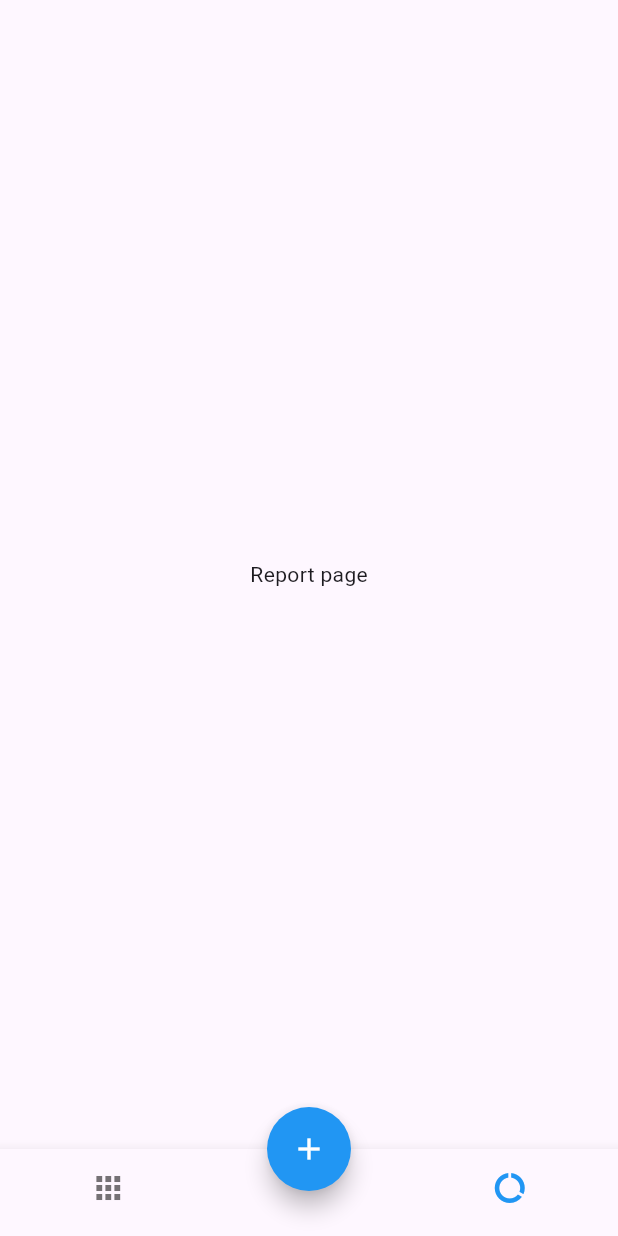
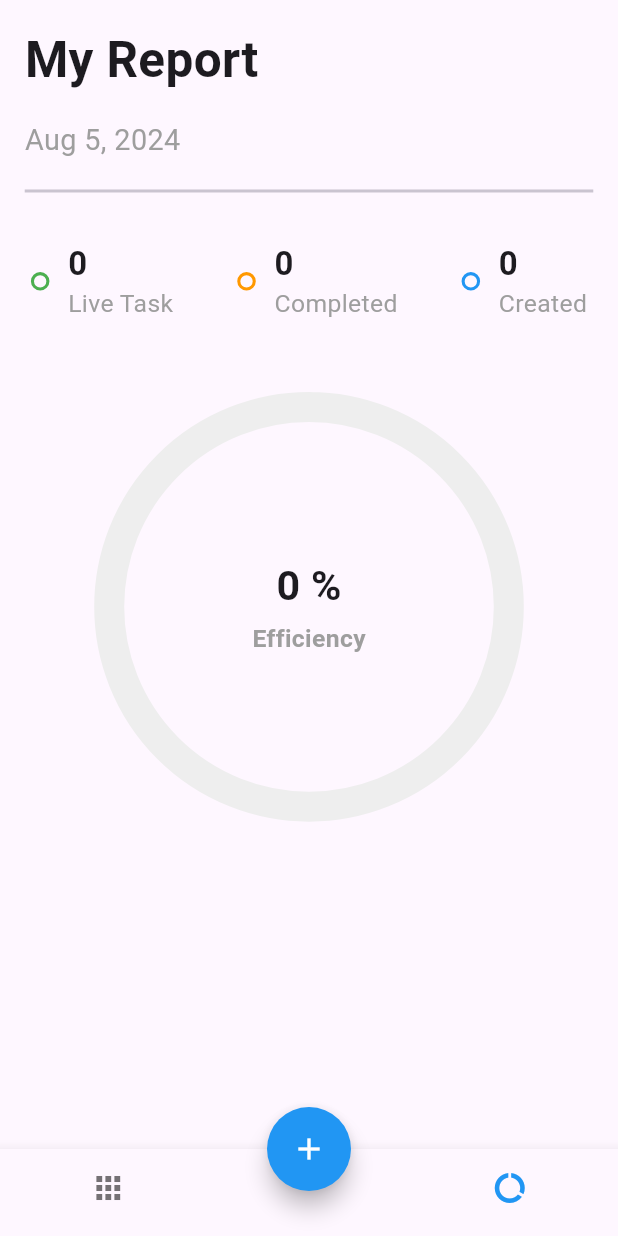
Before and after one commit to mike1tesla/Todo-app, a Flutter app: the screen it shows after launch, item 2 of the bottom bar chosen, on a phone screen of 412 x 824 dp. Run offline on Flutter 3.47's test engine with Material 3 defaults, Android fonts, the phone set to English and light mode, and no system bars; drawn by our look-alikes of step_progress_indicator; our stand-ins replace dotted_border, equatable, flutter_easyloading, get, get_storage.

Commit message:
Finish TODO App

```diff
--- a/lib/app/modules/report/report_view.dart
+++ b/lib/app/modules/report/report_view.dart
@@ -1,17 +1,115 @@
 import 'package:flutter/material.dart';
 import 'package:get/get.dart';
+import 'package:intl/intl.dart';
+import 'package:step_progress_indicator/step_progress_indicator.dart';
+import 'package:todo/app/core/utils/extensions.dart';
 import 'package:todo/app/modules/home/home_controller.dart';
 
 class ReportPage extends StatelessWidget {
   final homeCtrl = Get.find<HomeController>();
+
   ReportPage({super.key});
 
   @override
   Widget build(BuildContext context) {
     return Scaffold(
-      body: Center(
-        child: Text("Report page"),
+      body: SafeArea(
+        child: Obx(() {
+          var createdTasks = homeCtrl.getTotalTask();
+          var completedTasks = homeCtrl.getTotalDoneTask();
+          var liveTasks = createdTasks - completedTasks;
+          var percent =
+              (completedTasks / createdTasks * 100).toStringAsFixed(0);
+          return ListView(
+            children: [
+              Padding(
+                padding: EdgeInsets.all(4.0.wp),
+                child: Text("My Report",
+                  style: TextStyle(fontSize: 24.0.sp, fontWeight: FontWeight.bold),),
+              ),
+              Padding(
+                padding: EdgeInsets.symmetric(horizontal: 4.0.wp),
+                child: Text(DateFormat.yMMMd().format(DateTime.now()),
+                  style: TextStyle(fontSize: 14.0.sp, color: Colors.grey),),
+              ),
+              Padding(
+                padding: EdgeInsets.symmetric(horizontal: 4.0.wp, vertical: 3.0.wp),
+                child: const Divider(thickness: 2),
+              ),
+              Padding(
+                padding: EdgeInsets.symmetric(horizontal: 5.0.wp, vertical: 3.0.wp),
+                child: Row(
+                  mainAxisAlignment: MainAxisAlignment.spaceBetween,
+                  children: [
+                    _buildStatus(Colors.green, liveTasks, "Live Task"),
+                    _buildStatus(Colors.orange, completedTasks, "Completed"),
+                    _buildStatus(Colors.blue, createdTasks, "Created"),
+                  ],
+                ),
+              ),
+              SizedBox(height: 8.0.wp),
+              UnconstrainedBox(
+                child: SizedBox(
+                  width: 70.0.wp,
+                  height: 70.0.wp,
+                  child: CircularStepProgressIndicator(
+                    totalSteps: createdTasks == 0 ? 1 : createdTasks,
+                    currentStep: completedTasks,
+                    stepSize: 20,
+                    selectedColor: Colors.greenAccent,
+                    unselectedColor: Colors.grey[200],
+                    padding: 0,
+                    width: 150,
+                    height: 150,
+                    selectedStepSize: 22,
+                    roundedCap: (_,__) => true,
+                    child: Column(
+                      mainAxisAlignment: MainAxisAlignment.center,
+                      children: [
+                        Text("${createdTasks == 0 ? 0 : percent} %",
+                          style: TextStyle(fontWeight: FontWeight.bold, fontSize: 20.0.sp),
+                        ),
+                        SizedBox(height: 1.0.wp),
+                        Text("Efficiency",
+                          style: TextStyle(
+                            color: Colors.grey,
+                            fontWeight: FontWeight.bold,
+                            fontSize: 12.0.sp
+                          ),
+                        ),
+                      ],
+                    ),
+                  )
+                ),
+              )
+            ],
+          );
+        }),
       ),
     );
   }
+
+  Row _buildStatus(Color color, int number, String text) {
+    return Row(
+      crossAxisAlignment: CrossAxisAlignment.center,
+      children: [
+        Container(
+          height: 3.0.wp, width: 3.0.wp,
+          decoration: BoxDecoration(
+            shape: BoxShape.circle,
+            border: Border.all(width: 0.5.wp,color: color),
+          ),
+        ),
+        SizedBox(width: 3.0.wp),
+        Column(
+          crossAxisAlignment: CrossAxisAlignment.start,
+          children: [
+            Text("$number", style: TextStyle(fontWeight: FontWeight.bold, fontSize: 16.0.sp)),
+            // SizedBox(height: 1.0.wp),
+            Text(text, style: TextStyle(fontSize: 12.0.sp,color: Colors.grey))
+          ],
+        ),
+      ],
+    );
+  }
 }
--- a/pubspec.yaml
+++ b/pubspec.yaml
@@ -18,6 +18,7 @@ dependencies:
   flutter_easyloading: ^3.0.5
   dotted_border: ^2.1.0
   step_progress_indicator: ^1.0.2
+  intl: ^0.19.0
 
 dev_dependencies:
   flutter_test:
```
Also changed, not shown: pubspec.lock.
